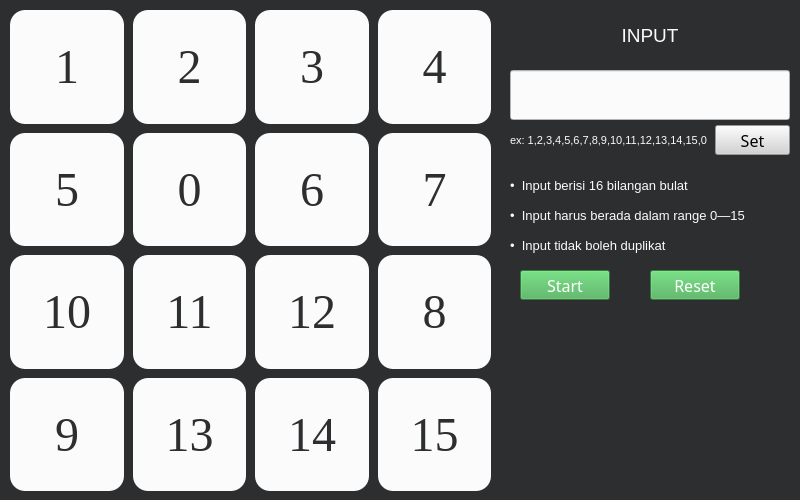
Above: ui/main.ui from bintangfrnz/Sixteen-Puzzle-with-A-Star before the change. Below: the same form after it.
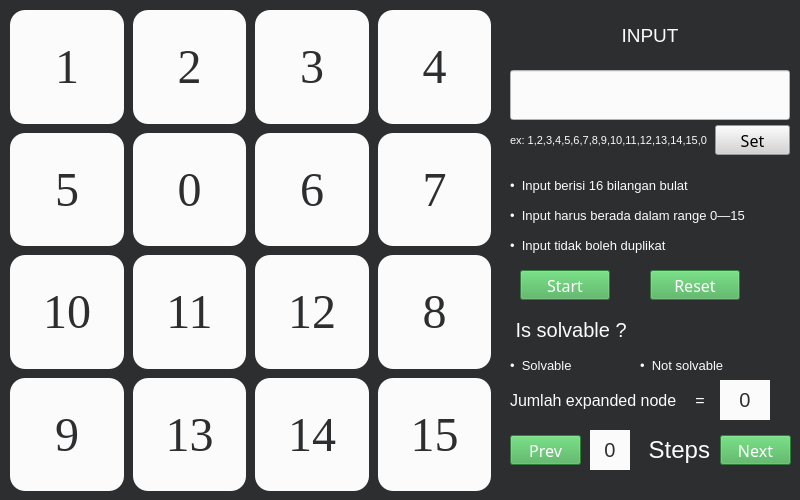
That is the form after the change.

Commit message:
update gui, add next n prev
alternatif dari auto move

What changed in the file:
```diff
--- a/ui/main.ui
+++ b/ui/main.ui
@@ -603,6 +603,272 @@
 color: rgb(0,0,0);</string>
    </property>
   </widget>
+  <widget class="QLabel" name="info_4">
+   <property name="geometry">
+    <rect>
+     <x>510</x>
+     <y>310</y>
+     <width>260</width>
+     <height>40</height>
+    </rect>
+   </property>
+   <property name="font">
+    <font>
+     <family>Arial</family>
+     <pointsize>15</pointsize>
+     <underline>false</underline>
+    </font>
+   </property>
+   <property name="styleSheet">
+    <string notr="true">background-color:rgb(45, 46, 48);
+color:  rgb(251, 251, 251);</string>
+   </property>
+   <property name="text">
+    <string> Is solvable ?</string>
+   </property>
+   <property name="alignment">
+    <set>Qt::AlignLeading|Qt::AlignLeft|Qt::AlignVCenter</set>
+   </property>
+  </widget>
+  <widget class="QLabel" name="solvable">
+   <property name="geometry">
+    <rect>
+     <x>510</x>
+     <y>350</y>
+     <width>130</width>
+     <height>30</height>
+    </rect>
+   </property>
+   <property name="font">
+    <font>
+     <family>Arial</family>
+     <pointsize>10</pointsize>
+     <underline>false</underline>
+    </font>
+   </property>
+   <property name="styleSheet">
+    <string notr="true">background-color:rgb(45, 46, 48);
+color:  rgb(251, 251, 251);</string>
+   </property>
+   <property name="text">
+    <string>•  Solvable</string>
+   </property>
+   <property name="alignment">
+    <set>Qt::AlignLeading|Qt::AlignLeft|Qt::AlignVCenter</set>
+   </property>
+  </widget>
+  <widget class="QLabel" name="not_solvable">
+   <property name="geometry">
+    <rect>
+     <x>640</x>
+     <y>350</y>
+     <width>130</width>
+     <height>30</height>
+    </rect>
+   </property>
+   <property name="font">
+    <font>
+     <family>Arial</family>
+     <pointsize>10</pointsize>
+     <underline>false</underline>
+    </font>
+   </property>
+   <property name="styleSheet">
+    <string notr="true">background-color:rgb(45, 46, 48);
+color:  rgb(251, 251, 251);</string>
+   </property>
+   <property name="text">
+    <string>•  Not solvable</string>
+   </property>
+   <property name="alignment">
+    <set>Qt::AlignLeading|Qt::AlignLeft|Qt::AlignVCenter</set>
+   </property>
+  </widget>
+  <widget class="QLabel" name="n_steps">
+   <property name="geometry">
+    <rect>
+     <x>590</x>
+     <y>430</y>
+     <width>40</width>
+     <height>40</height>
+    </rect>
+   </property>
+   <property name="font">
+    <font>
+     <family>Arial</family>
+     <pointsize>15</pointsize>
+     <underline>false</underline>
+    </font>
+   </property>
+   <property name="styleSheet">
+    <string notr="true">color:rgb(45, 46, 48);
+background-color:  rgb(251, 251, 251);</string>
+   </property>
+   <property name="text">
+    <string>0</string>
+   </property>
+   <property name="alignment">
+    <set>Qt::AlignCenter</set>
+   </property>
+  </widget>
+  <widget class="QLabel" name="info_6">
+   <property name="geometry">
+    <rect>
+     <x>630</x>
+     <y>430</y>
+     <width>80</width>
+     <height>40</height>
+    </rect>
+   </property>
+   <property name="font">
+    <font>
+     <family>Arial</family>
+     <pointsize>18</pointsize>
+     <underline>false</underline>
+    </font>
+   </property>
+   <property name="styleSheet">
+    <string notr="true">background-color:rgb(45, 46, 48);
+color:  rgb(251, 251, 251);</string>
+   </property>
+   <property name="text">
+    <string>Steps</string>
+   </property>
+   <property name="alignment">
+    <set>Qt::AlignRight|Qt::AlignTrailing|Qt::AlignVCenter</set>
+   </property>
+  </widget>
+  <widget class="QLabel" name="info_7">
+   <property name="geometry">
+    <rect>
+     <x>510</x>
+     <y>380</y>
+     <width>170</width>
+     <height>40</height>
+    </rect>
+   </property>
+   <property name="font">
+    <font>
+     <family>Arial</family>
+     <pointsize>12</pointsize>
+     <underline>false</underline>
+    </font>
+   </property>
+   <property name="styleSheet">
+    <string notr="true">background-color:rgb(45, 46, 48);
+color:  rgb(251, 251, 251);</string>
+   </property>
+   <property name="text">
+    <string>Jumlah expanded node</string>
+   </property>
+   <property name="alignment">
+    <set>Qt::AlignLeading|Qt::AlignLeft|Qt::AlignVCenter</set>
+   </property>
+  </widget>
+  <widget class="QLabel" name="n_expanded_nodes">
+   <property name="geometry">
+    <rect>
+     <x>720</x>
+     <y>380</y>
+     <width>50</width>
+     <height>40</height>
+    </rect>
+   </property>
+   <property name="font">
+    <font>
+     <family>Arial</family>
+     <pointsize>15</pointsize>
+     <underline>false</underline>
+    </font>
+   </property>
+   <property name="styleSheet">
+    <string notr="true">color:rgb(45, 46, 48);
+background-color:  rgb(251, 251, 251);</string>
+   </property>
+   <property name="text">
+    <string>0</string>
+   </property>
+   <property name="alignment">
+    <set>Qt::AlignCenter</set>
+   </property>
+  </widget>
+  <widget class="QLabel" name="info_8">
+   <property name="geometry">
+    <rect>
+     <x>680</x>
+     <y>380</y>
+     <width>40</width>
+     <height>40</height>
+    </rect>
+   </property>
+   <property name="font">
+    <font>
+     <family>Arial</family>
+     <pointsize>12</pointsize>
+     <underline>false</underline>
+    </font>
+   </property>
+   <property name="styleSheet">
+    <string notr="true">background-color:rgb(45, 46, 48);
+color:  rgb(251, 251, 251);</string>
+   </property>
+   <property name="text">
+    <string>=</string>
+   </property>
+   <property name="alignment">
+    <set>Qt::AlignCenter</set>
+   </property>
+  </widget>
+  <widget class="QPushButton" name="prev_button">
+   <property name="geometry">
+    <rect>
+     <x>510</x>
+     <y>435</y>
+     <width>71</width>
+     <height>30</height>
+    </rect>
+   </property>
+   <property name="font">
+    <font>
+     <family>Yu Gothic</family>
+     <pointsize>12</pointsize>
+     <weight>50</weight>
+     <bold>false</bold>
+    </font>
+   </property>
+   <property name="styleSheet">
+    <string notr="true">background-color: rgb(68, 173, 83);
+color: rgb(255, 255, 255);</string>
+   </property>
+   <property name="text">
+    <string>Prev</string>
+   </property>
+  </widget>
+  <widget class="QPushButton" name="next_button">
+   <property name="geometry">
+    <rect>
+     <x>720</x>
+     <y>435</y>
+     <width>71</width>
+     <height>30</height>
+    </rect>
+   </property>
+   <property name="font">
+    <font>
+     <family>Yu Gothic</family>
+     <pointsize>12</pointsize>
+     <weight>50</weight>
+     <bold>false</bold>
+    </font>
+   </property>
+   <property name="styleSheet">
+    <string notr="true">background-color: rgb(68, 173, 83);
+color: rgb(255, 255, 255);</string>
+   </property>
+   <property name="text">
+    <string>Next</string>
+   </property>
+  </widget>
  </widget>
  <resources/>
  <connections/>
```
